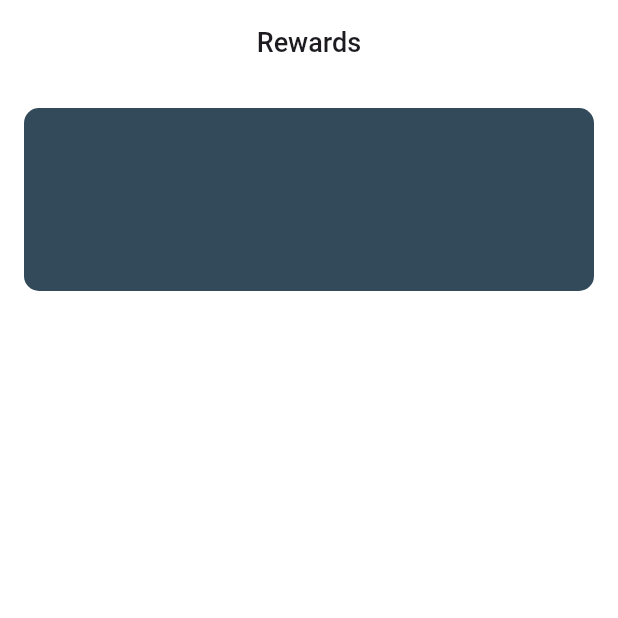
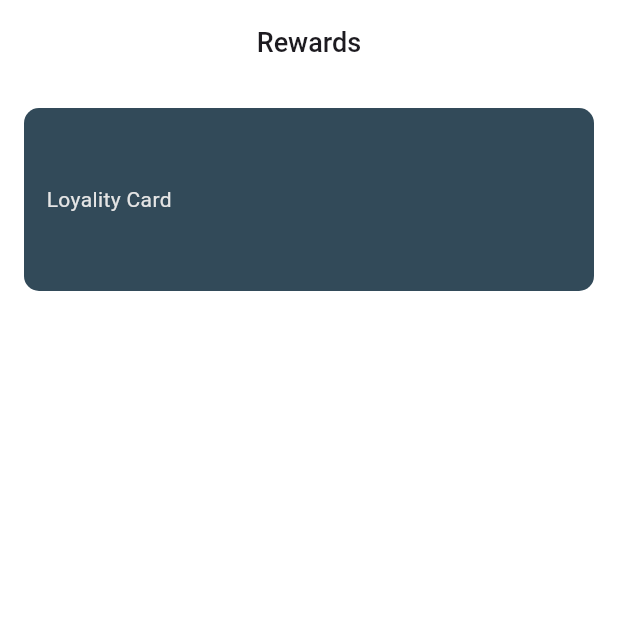
Before and after one commit to AthiraaAthi/CofeeShop_App, a Flutter app: the RewardScreen screen opened directly, on a phone screen of 412 x 824 dp, the top half of it. Run offline on Flutter 3.47's test engine with Material 3 defaults, Android fonts, the light colour scheme and no system bars; our stand-ins replace flutter_slidable, google_fonts, pinput.

Commit message:
added text

```diff
--- a/lib/view/rewards_screen/rewards_screen.dart
+++ b/lib/view/rewards_screen/rewards_screen.dart
@@ -21,11 +21,20 @@ class RewardScreen extends StatelessWidget {
         child: Column(
           children: [
             Container(
+              padding: EdgeInsets.all(15),
               height: 122,
               width: double.infinity,
               decoration: BoxDecoration(
                   color: ColorConstant.mainBlue,
                   borderRadius: BorderRadius.circular(10)),
+              child: Row(
+                children: [
+                  Text(
+                    "Loyality Card",
+                    style: TextStyle(color: ColorConstant.White),
+                  )
+                ],
+              ),
             )
           ],
         ),
```
